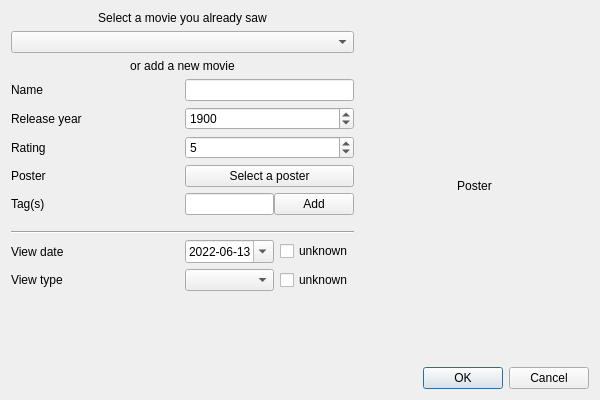
Before: the Qt Designer form Dialogs/AddViewDialog.ui in AmbreM71/MovieManager, drawn with Qt 5.
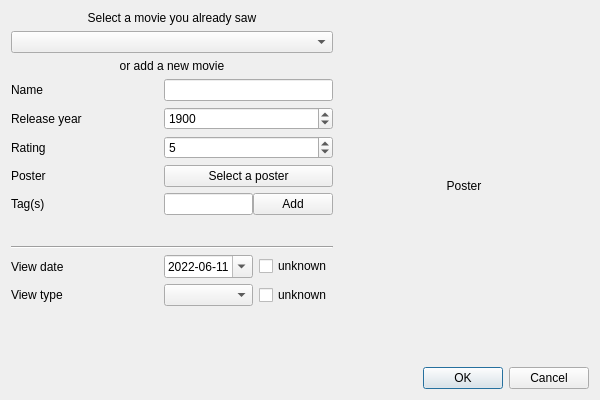
After: the same form once the commit is applied.

Commit message:
Improve poster size in add/edit movie dialogs
Use correct folder if DEV function is enabled

```diff
--- a/Dialogs/AddViewDialog.ui
+++ b/Dialogs/AddViewDialog.ui
@@ -54,7 +54,7 @@
            <second>0</second>
            <year>2022</year>
            <month>6</month>
-           <day>13</day>
+           <day>11</day>
           </datetime>
          </property>
          <property name="maximumDateTime">
@@ -74,7 +74,7 @@
            <second>0</second>
            <year>1899</year>
            <month>12</month>
-           <day>7</day>
+           <day>5</day>
           </datetime>
          </property>
          <property name="displayFormat">
@@ -244,6 +244,9 @@
      </item>
      <item row="9" column="0" colspan="2">
       <layout class="QHBoxLayout" name="TagsLayout">
+       <property name="spacing">
+        <number>6</number>
+       </property>
        <item>
         <spacer name="horizontalSpacer">
          <property name="orientation">
@@ -252,7 +255,7 @@
          <property name="sizeHint" stdset="0">
           <size>
            <width>40</width>
-           <height>10</height>
+           <height>25</height>
           </size>
          </property>
         </spacer>
@@ -312,6 +315,12 @@
    </item>
    <item row="0" column="1">
     <widget class="QLabel" name="PosterLabel">
+     <property name="minimumSize">
+      <size>
+       <width>250</width>
+       <height>350</height>
+      </size>
+     </property>
      <property name="text">
       <string>Poster</string>
      </property>
```
The commit also changes 4 other files.
